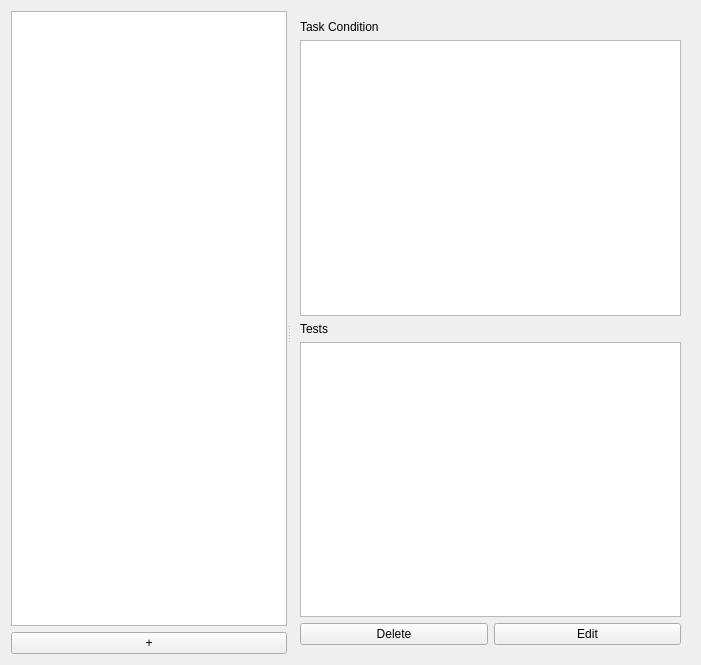
Old version of the form ui/teacherpage.ui in the repository pr2026/CppCraftClient.
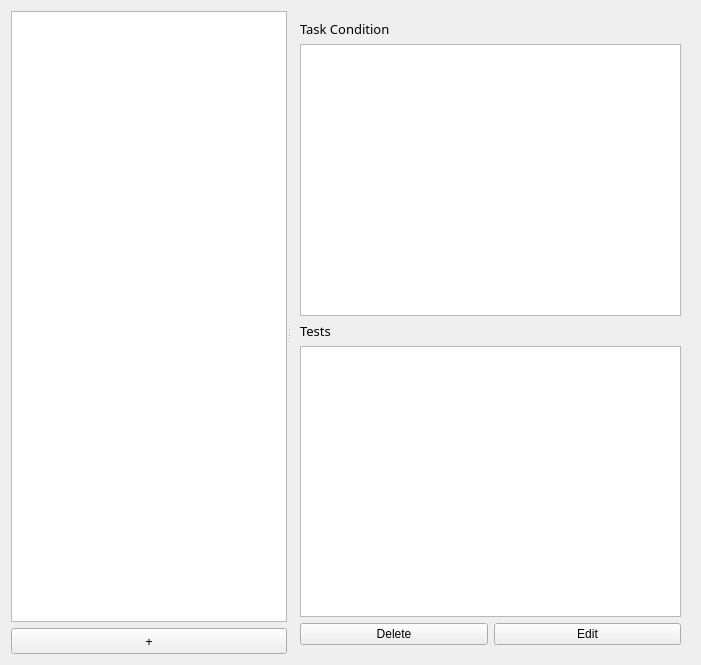
New version of the form.

What changed in the file:
```diff
--- a/ui/teacherpage.ui
+++ b/ui/teacherpage.ui
@@ -26,6 +26,12 @@
        </item>
        <item>
         <widget class="QPushButton" name="addButton">
+         <property name="font">
+          <font>
+           <family>Century Gothic</family>
+           <pointsize>10</pointsize>
+          </font>
+         </property>
          <property name="text">
           <string>+</string>
          </property>
@@ -42,7 +48,13 @@
         <item>
          <layout class="QVBoxLayout" name="verticalLayout_15">
           <item>
-           <widget class="QLabel" name="condtionLabel">
+           <widget class="QLabel" name="conditionLabelView">
+            <property name="font">
+             <font>
+              <family>Century Gothic</family>
+              <pointsize>10</pointsize>
+             </font>
+            </property>
             <property name="text">
              <string>Task Condition</string>
             </property>
@@ -53,13 +65,25 @@
           </item>
           <item>
            <widget class="QLabel" name="label_2">
+            <property name="font">
+             <font>
+              <family>Century Gothic</family>
+              <pointsize>10</pointsize>
+             </font>
+            </property>
             <property name="text">
              <string>Tests</string>
             </property>
            </widget>
           </item>
           <item>
-           <widget class="QTextBrowser" name="testsLabel_2"/>
+           <widget class="QTextBrowser" name="tests">
+            <property name="font">
+             <font>
+              <family>Century Gothic</family>
+             </font>
+            </property>
+           </widget>
           </item>
           <item>
            <layout class="QHBoxLayout" name="horizontalLayout">
```
Left out of the diff: 16 changed lines with no effect on the pictures.
